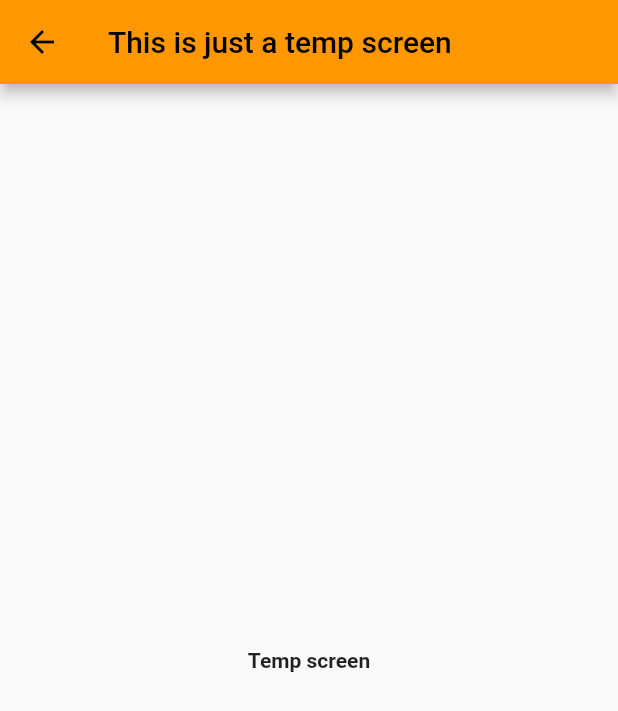
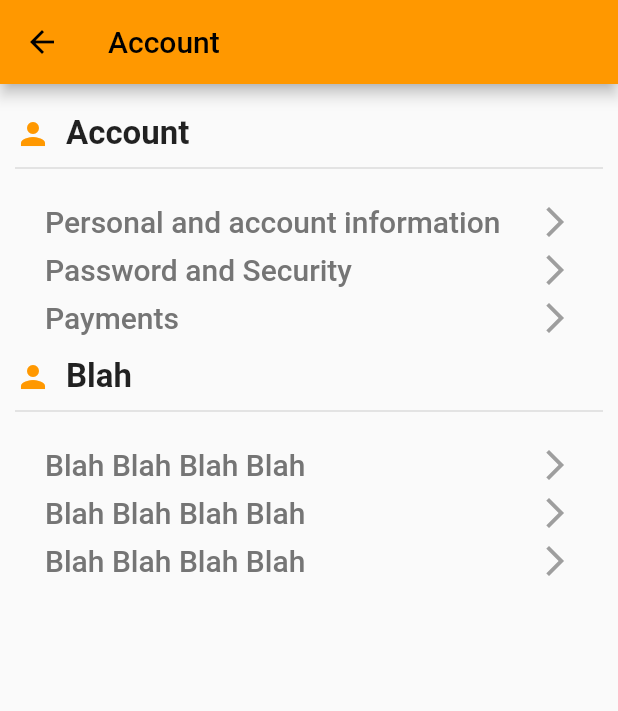
Before and after one commit to Ricearoni26/CECS-491-Final-Project, a Flutter app: the screen it shows once a user with an empty profile is signed in, in the side drawer, after a tap on "Account", on a phone screen of 412 x 824 dp. Shown: the top 711 px of the screen. Run offline on Flutter 3.47's test engine with Material 2 defaults, Android fonts, the phone set to English and light mode, and no system bars; our stand-ins replace firebase_auth, firebase_core, firebase_database, geolocator, google_maps_flutter; missing offline and left inert: flutter_google_places, google_maps_webservice; accounts and stored records are empty; Roboto replaces fonts that are missing (NotoSans).

Commit message:
fixed the whole branch adn re-aded back my files

```diff
--- a/crave_app_final/lib/screens/account_screen.dart
+++ b/crave_app_final/lib/screens/account_screen.dart
@@ -1,3 +1,6 @@
+import 'package:crave_app_final/screens/Password_screen.dart';
+import 'package:crave_app_final/screens/Payments_screen.dart';
+import 'package:crave_app_final/screens/Personal_info_screen.dart';
 import 'package:flutter/material.dart';
 
 class AccountScreen extends StatelessWidget {
@@ -6,17 +9,88 @@ class AccountScreen extends StatelessWidget {
   @override
   Widget build(BuildContext context) {
     return Scaffold(
-      appBar: AppBar(
-        title: const Text('This is just a temp screen'),
-        backgroundColor: Colors.orange,
-      ),
-      body: const Padding(
-        padding: EdgeInsets.symmetric(horizontal: 150.0, vertical: 10),
-        child: Center(
-          child: Text(
-            'Temp screen',
-            style: TextStyle(fontWeight: FontWeight.bold),
+        appBar: AppBar(
+          title: const Text('Account'),
+          backgroundColor: Colors.orange,
+        ),
+        body: Container(
+          padding: EdgeInsets.all(10),
+          child: ListView(
+            children: [
+              SizedBox(height: 10),
+              Row(
+                children: [
+                  Icon(
+                    Icons.person,
+                    color: Colors.orange,
+                  ),
+                  SizedBox(width: 10),
+                  Text("Account",
+                      style:
+                      TextStyle(fontSize: 22, fontWeight: FontWeight.bold))
+                ],
+              ),
+              Divider(height: 20, thickness: 1),
+              SizedBox(height: 10),
+              buildAccountOption(context, "Personal and account information"),
+              buildAccountOption(context, "Password and Security"),
+              buildAccountOption(context, "Payments"),
+              SizedBox(height: 10),
+              Row(
+                children: [
+                  SizedBox(height: 10),
+                  Icon(
+                    Icons.person,
+                    color: Colors.orange,
+                  ),
+                  SizedBox(width: 10),
+                  Text("Blah",
+                      style:
+                      TextStyle(fontSize: 22, fontWeight: FontWeight.bold))
+                ],
+              ),
+              Divider(height: 20, thickness: 1),
+              SizedBox(height: 10),
+              buildAccountOption(context, "Blah Blah Blah Blah"),
+              buildAccountOption(context, "Blah Blah Blah Blah"),
+              buildAccountOption(context, "Blah Blah Blah Blah"),
+            ],
           ),
+        ));
+  }
+
+  GestureDetector buildAccountOption(BuildContext context, String Title) {
+    return GestureDetector(
+      onTap: () {
+        if (Title == "Personal and account information") {
+          Navigator.push(
+            context,
+            MaterialPageRoute(builder: (context) => PersonalInfoScreen()),
+          );
+        } else if (Title == "Password and Security") {
+          Navigator.push(
+            context,
+            MaterialPageRoute(builder: (context) => PasswordScreen()),
+          );
+        } else if (Title == "Payments") {
+          Navigator.push(
+            context,
+            MaterialPageRoute(builder: (context) => PaymentsScreen()),
+          );
+        }
+      },
+      child: Padding(
+        padding: const EdgeInsets.symmetric(vertical: 4, horizontal: 20),
+        child: Row(
+          mainAxisAlignment: MainAxisAlignment.spaceBetween,
+          children: [
+            Text(Title,
+                style: TextStyle(
+                    fontSize: 20,
+                    fontWeight: FontWeight.w500,
+                    color: Colors.grey[600])),
+            Icon(Icons.arrow_forward_ios, color: Colors.grey)
+          ],
         ),
       ),
     );
```
Also changed, not shown: crave_app_final/lib/screens/Password_screen.dart (added, +24 -0 lines), crave_app_final/lib/screens/Payments_screen.dart (added, +24 -0 lines), crave_app_final/lib/screens/Personal_info_screen.dart (added, +177 -0 lines).
